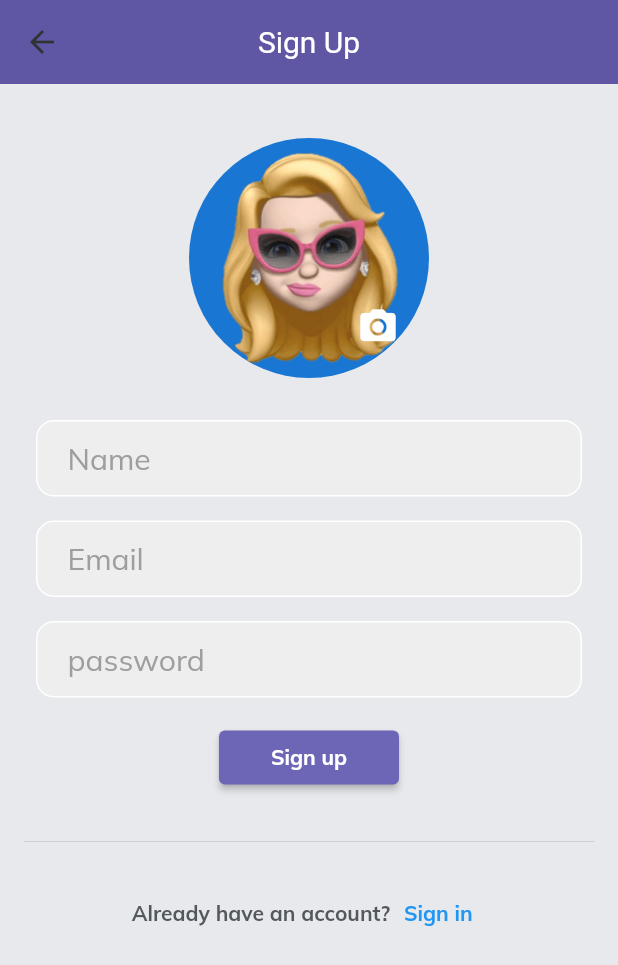
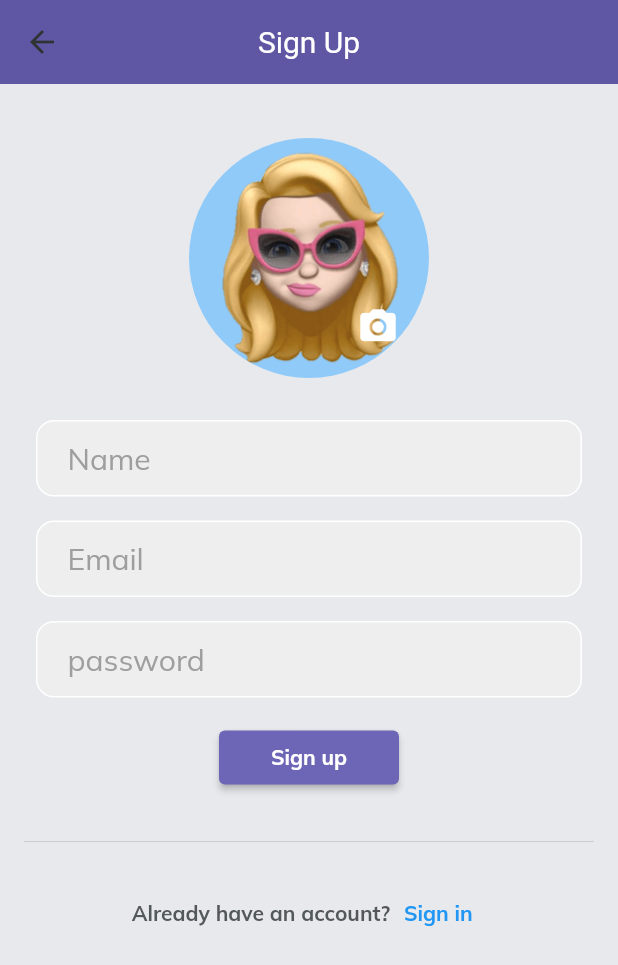
Before and after one commit to UoB-IBM-TextMessaging-Team/ar_ai_textmessaging_main, a Flutter app: the SignUpScreen screen opened directly, on a phone screen of 412 x 824 dp. Shown: the top 965 px of the screen. Run offline on Flutter 3.47's test engine with Material 2 defaults, Android fonts, the phone set to English and light mode, and no system bars; our stand-ins replace cached_network_image, cloud_firestore, cloud_functions, faker, firebase_auth, firebase_core and 8 more; missing offline and left inert: algolia, stream_chat_flutter_core; accounts and stored records are empty.

Commit message:
UI optimize

```diff
--- a/lib/screens/friend_search_screen_firebase.dart
+++ b/lib/screens/friend_search_screen_firebase.dart
@@ -223,7 +223,11 @@ class FriendSearchScreenFbState extends State<FriendSearchScreenFb> {
                                           url: resultList[index].profilePicURL),
                                       title: Text(resultList[index].userName),
                                       subtitle:
-                                          Text(resultList[index].userEmail),
+                                          Text(resultList[index].userEmail,
+                                            style: TextStyle(
+                                                color: Theme.of(context).hintColor
+                                            ),
+                                          ),
                                       trailing: Builder(
                                         builder: (BuildContext context) {
                                           if (resultList[index].userEmail ==
--- a/lib/screens/home_screen.dart
+++ b/lib/screens/home_screen.dart
@@ -161,6 +161,7 @@ class _HomePageState extends State<HomePage> {
                         return CircleAvatar(
                           radius: 30,
                           backgroundImage: choosePic(),
+                          backgroundColor: Theme.of(context).backgroundColor,
                         );
                       }),
                 ),
--- a/lib/screens/sign_up_screen.dart
+++ b/lib/screens/sign_up_screen.dart
@@ -326,7 +326,6 @@ class _SignUpScreenState extends State<SignUpScreen> {
     if (_photo == null) return;
     //storage
 
-
     /*
 
     // Compress the image
@@ -357,10 +356,14 @@ class _SignUpScreenState extends State<SignUpScreen> {
       await FirebaseFirestore.instance
           .collection("users")
           .doc(_emailController.text.trim())
-          .set({"profilePicURL": downloadUrl,
-                "friendList":{' ':'Occupation for avoid getstream.io service query error'},
-                "userName":_nameController.text,
-                "userEmail":_emailController.text});
+          .set({
+        "profilePicURL": downloadUrl,
+        "friendList": {
+          ' ': 'Occupation for avoid getstream.io service query error'
+        },
+        "userName": _nameController.text,
+        "userEmail": _emailController.text
+      });
     } catch (e) {
       // ignore: avoid_print
       print('error occured');
@@ -638,7 +641,11 @@ class _SignUpScreenState extends State<SignUpScreen> {
     return Center(
       child: Stack(
         children: <Widget>[
-          CircleAvatar(radius: 80.0, backgroundImage: choosePic()),
+          CircleAvatar(
+            radius: 80.0,
+            backgroundImage: choosePic(),
+            backgroundColor: Theme.of(context).backgroundColor,
+          ),
           Positioned(
             bottom: 20.0,
             right: 20.0,
--- a/lib/screens/user_setting.dart
+++ b/lib/screens/user_setting.dart
@@ -201,7 +201,11 @@ class _UserSettingState extends State<UserSetting> {
           FutureBuilder(
               future: findProfilePic(),
               builder: (context, snapshot) {
-                return CircleAvatar(radius: 80.0, backgroundImage: choosePic());
+                return CircleAvatar(
+                    radius: 80.0,
+                    backgroundImage: choosePic(),
+                    backgroundColor: Theme.of(context).backgroundColor
+                );
               }),
           Positioned(
             bottom: 20.0,
--- a/lib/widgets/avatar.dart
+++ b/lib/widgets/avatar.dart
@@ -51,12 +51,12 @@ class Avatar extends StatelessWidget {
         backgroundImage: CachedNetworkImageProvider(
             url!
         ),
-        backgroundColor: Theme.of(context).cardColor,
+        backgroundColor: Colors.transparent,
       );
     } else {
       return CircleAvatar(
         radius: radius,
-        backgroundColor: Theme.of(context).cardColor,
+        backgroundColor: Colors.transparent,
         child: Center(
           child: Text(
             '?',
```
Also changed, not shown: lib/screens/user_profile_screen.dart (+9 -6 lines).
